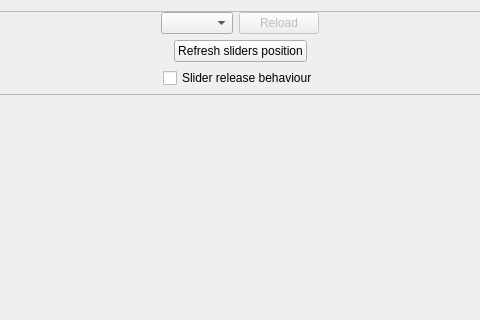
shadow-robot/sr-visualization, file sr_gui_joint_slider/uis/SrJointSlider.ui: the form before one commit; both pictures show x 198 to 678 and y 0 to 320 of the 876 by 693 pixel window.
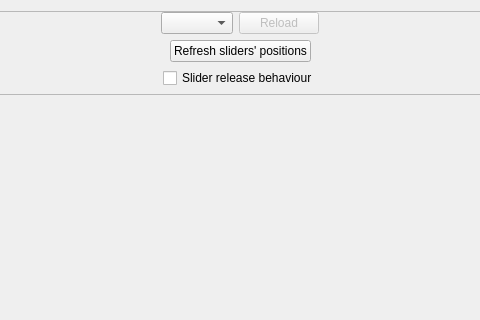
The form after the commit.

```diff
--- a/sr_gui_joint_slider/uis/SrJointSlider.ui
+++ b/sr_gui_joint_slider/uis/SrJointSlider.ui
@@ -101,7 +101,7 @@
           <item>
            <widget class="QPushButton" name="refreshButton">
             <property name="text">
-             <string>Refresh sliders position</string>
+             <string>Refresh sliders' positions</string>
             </property>
            </widget>
           </item>
```
